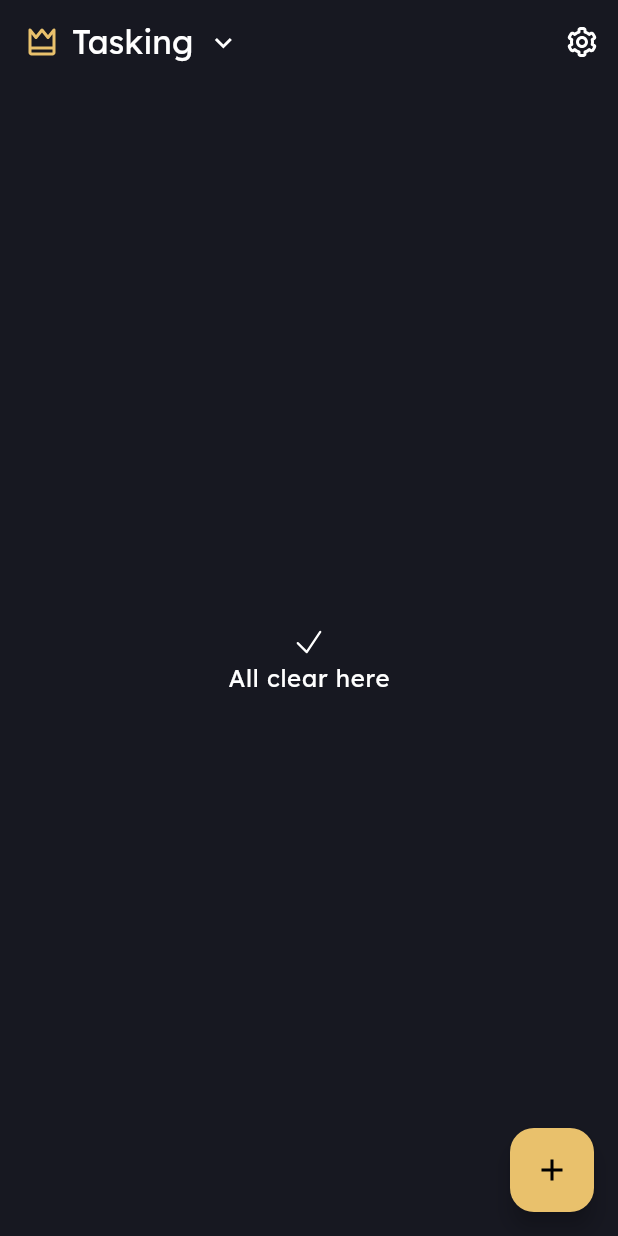
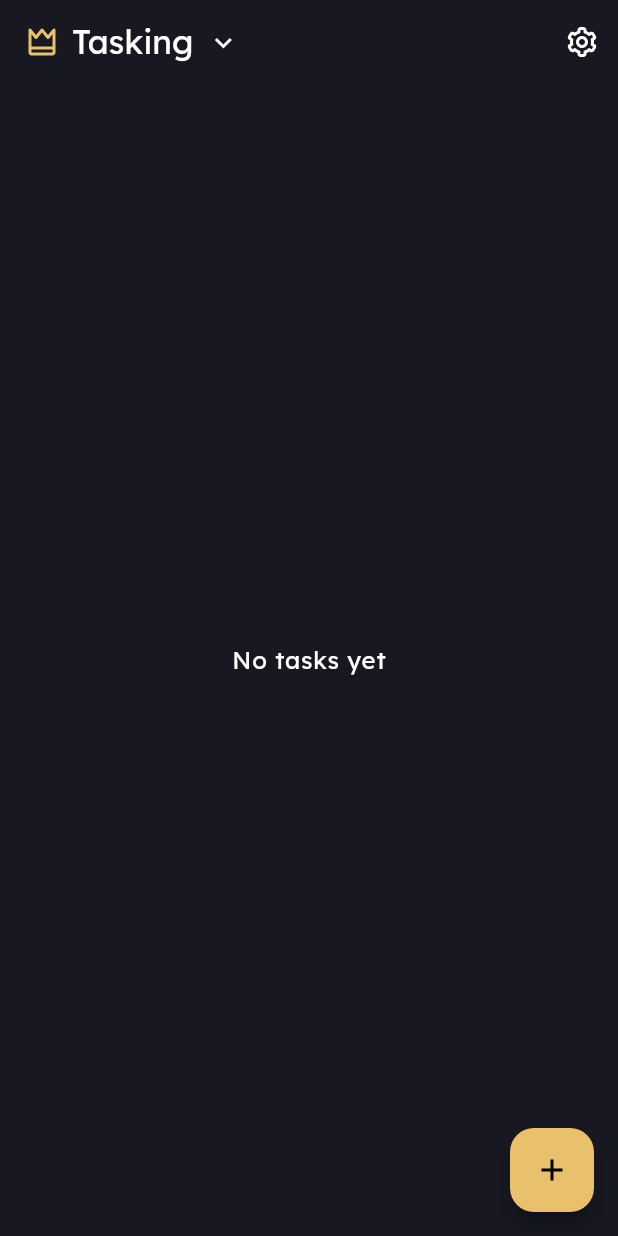
Before and after one commit to axelromandev/tasking_app, a Flutter app: the HomePage screen opened by its route, on a phone screen of 412 x 824 dp. Run offline on Flutter 3.47's test engine with Material 3 defaults, Android fonts, the phone set to English and light mode, and no system bars; our stand-ins replace calendar_date_picker2, file_picker, flutter_local_notifications, flutter_riverpod, flutter_svg, gap and 10 more; missing offline and left inert: flex_color_picker, flutter_archive; accounts and stored records are empty; generated files the repository leaves out were written again.

Commit message:
🎨 style(app): refactor code for better readability

```diff
--- a/lib/app/presentation/modals/select_group_modal.dart
+++ b/lib/app/presentation/modals/select_group_modal.dart
@@ -78,10 +78,12 @@ class SelectGroupModal extends ConsumerWidget {
                       leading: Icon(group.icon!.iconData),
                       title: Text(group.name,
                           style: const TextStyle(fontSize: 18)),
-                      trailing: Text(group.tasks.length.toString(),
-                          style: style.bodyLarge?.copyWith(
-                            color: Colors.white70,
-                          )),
+                      trailing: group.tasks.isNotEmpty
+                          ? Text(group.tasks.length.toString(),
+                              style: style.bodyLarge?.copyWith(
+                                color: Colors.white70,
+                              ))
+                          : null,
                     ),
                   );
                 },
--- a/lib/app/presentation/pages/home_page.dart
+++ b/lib/app/presentation/pages/home_page.dart
@@ -118,16 +118,7 @@ class _BuildTasks extends ConsumerWidget {
 
     if (tasks.isEmpty) {
       return Center(
-        child: Column(
-          mainAxisAlignment: MainAxisAlignment.center,
-          children: [
-            const Icon(HeroIcons.check, color: Colors.white),
-            Text(S.of(context).home_empty_tasks,
-                style: style.bodyLarge?.copyWith(
-                  color: Colors.white,
-                )),
-          ],
-        ),
+        child: Text(S.of(context).home_empty_tasks, style: style.bodyLarge),
       );
     }
 
--- a/lib/l10n/intl_en.arb
+++ b/lib/l10n/intl_en.arb
@@ -18,7 +18,7 @@
   "intro_notification_body": "Enable notifications to receive reminders of your tasks.You can change this in the configuration of your device.",
   "home_title": "Your tasks",
   "home_button_add": "Add a task",
-  "home_empty_tasks": "All clear here",
+  "home_empty_tasks": "No tasks yet",
   "home_pending": "Pending",
   "home_completed": "Completed",
   "button_delete_task": "Delete Task",
--- a/lib/l10n/intl_es.arb
+++ b/lib/l10n/intl_es.arb
@@ -18,7 +18,7 @@
   "intro_notification_body": "Habilite las notificaciones para recibir recordatorios de sus tareas. Puede cambiar esto en la configuración de su dispositivo.",
   "home_title": "Tus tareas",
   "home_button_add": "Agregar una tarea",
-  "home_empty_tasks": "Todo bien aquí",
+  "home_empty_tasks": "No hay tareas",
   "home_pending": "Pendiente",
   "home_completed": "Completado",
   "button_delete_task": "Eliminar tarea",
```
Also changed, not shown: lib/config/theme/app_theme.dart (+20 -0 lines).
